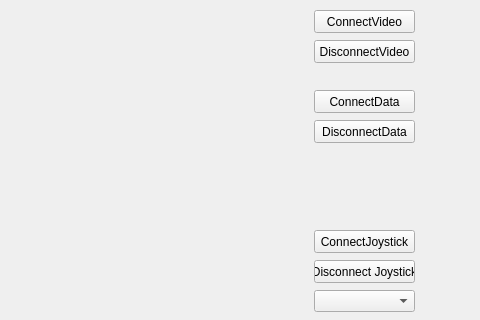
Above: client/mainwindow.ui from sstopkin/my-car-pc before the change; both pictures show x 356 to 836 and y 0 to 320 of the 836 by 532 pixel window. Below: the same form after it.
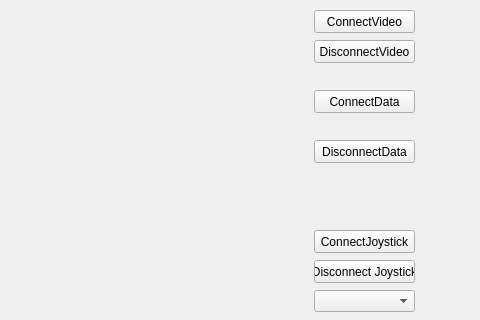
That is the form after the change.

Patch:
```diff
--- a/client/mainwindow.ui
+++ b/client/mainwindow.ui
@@ -104,7 +104,7 @@
     <property name="geometry">
      <rect>
       <x>670</x>
-      <y>120</y>
+      <y>140</y>
       <width>101</width>
       <height>23</height>
      </rect>
```
